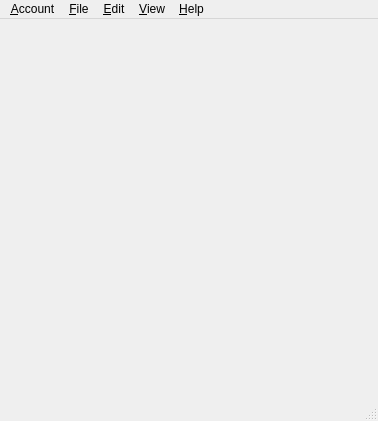
Old version of the form gather/gtmainwindow.ui in the repository tomnotcat/gather.
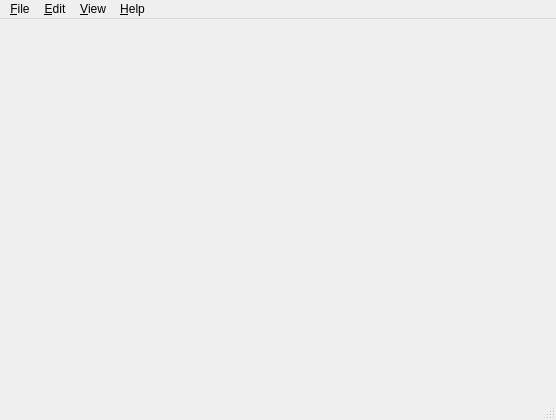
New version of the form.

```diff
--- a/gather/gtmainwindow.ui
+++ b/gather/gtmainwindow.ui
@@ -6,8 +6,8 @@
    <rect>
     <x>0</x>
     <y>0</y>
-    <width>378</width>
-    <height>421</height>
+    <width>556</width>
+    <height>420</height>
    </rect>
   </property>
   <property name="windowTitle">
@@ -29,6 +29,9 @@
     </property>
     <item>
      <widget class="QTabWidget" name="tabWidget">
+      <property name="styleSheet">
+       <string notr="true">QTabBar::tab { max-width: 180px; }</string>
+      </property>
       <property name="tabShape">
        <enum>QTabWidget::Rounded</enum>
       </property>
@@ -51,12 +54,13 @@
     </item>
    </layout>
   </widget>
+  <widget class="QStatusBar" name="statusbar"/>
   <widget class="QMenuBar" name="menubar">
    <property name="geometry">
     <rect>
      <x>0</x>
      <y>0</y>
-     <width>378</width>
+     <width>556</width>
      <height>25</height>
     </rect>
    </property>
@@ -125,21 +129,11 @@
     </property>
     <addaction name="actionAboutGather"/>
    </widget>
-   <widget class="QMenu" name="menuAccount">
-    <property name="title">
-     <string>&amp;Account</string>
-    </property>
-    <addaction name="actionLogin"/>
-    <addaction name="separator"/>
-    <addaction name="actionRegister"/>
-   </widget>
-   <addaction name="menuAccount"/>
    <addaction name="menuFile"/>
    <addaction name="menuEdit"/>
    <addaction name="menuView"/>
    <addaction name="menuHelp"/>
   </widget>
-  <widget class="QStatusBar" name="statusbar"/>
   <action name="actionOpenFile">
    <property name="text">
     <string>&amp;Open File</string>
```
Left out of the diff: 5 changed lines with no effect on the pictures.
